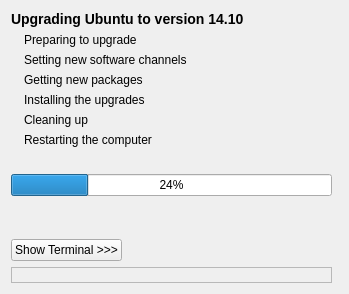
stek29/ubuntu-release-upgrader, file DistUpgrade/window_main.ui: the form before one commit.
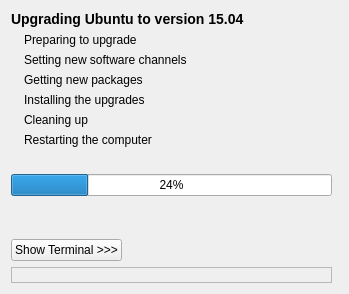
The form after the commit.

Commit message: * DistUpgrade/{EOL,}ReleaseAnnouncement,   DistUpgrade/{data,}/window_main.ui,   data/DistUpgrade.cfg,   pre-build.sh:   - updated for 14.10->15.04

```diff
--- a/DistUpgrade/window_main.ui
+++ b/DistUpgrade/window_main.ui
@@ -235,7 +235,7 @@
    <item row="0" column="0" colspan="4" >
     <widget class="QLabel" name="label_title" >
      <property name="text" >
-      <string>&lt;b>&lt;big>Upgrading Ubuntu to version 14.10&lt;/big>&lt;/b></string>
+      <string>&lt;b>&lt;big>Upgrading Ubuntu to version 15.04&lt;/big>&lt;/b></string>
      </property>
      <property name="wordWrap" >
       <bool>false</bool>
```
The commit also changes 6 other files.
